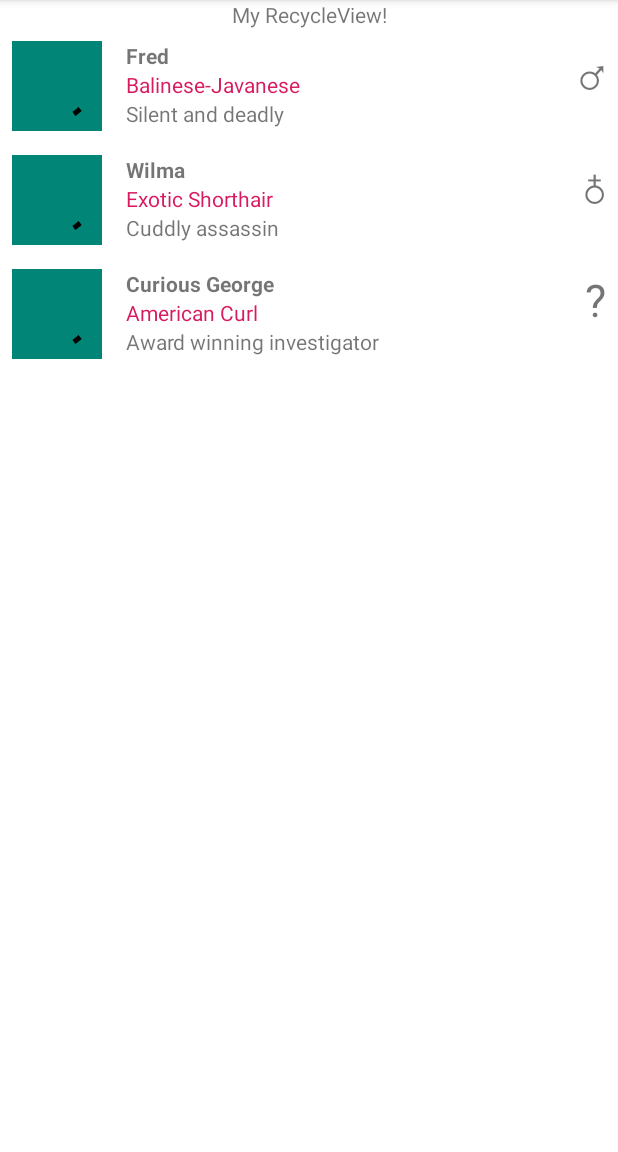
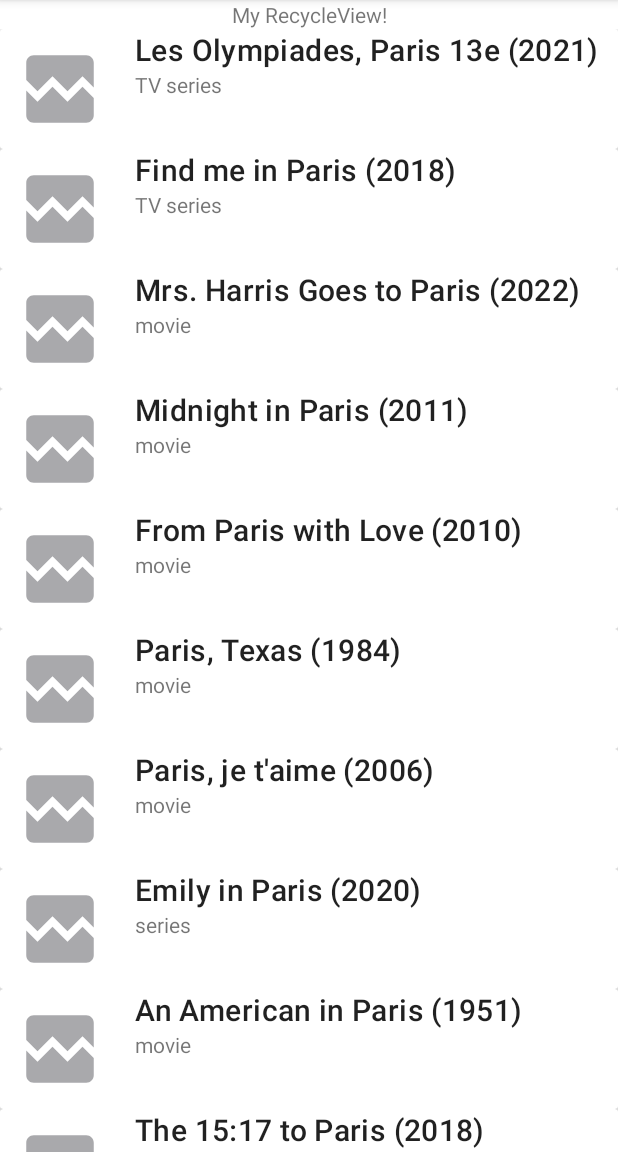
Before and after one commit to pjfmast/jdm-les-8-recycler-view, an Android app: the screen it shows after launch (MainActivity), on a phone screen of 412 x 824 dp, the part 84-1236 px from its top. Run offline under Robolectric (Android 15) with nearby library versions, the phone set to English and light mode, and no system bars; pictures from the network do not load.

Commit message:
solution of workshop jdm workshop recyclerview added moviedata, MovieAdapter.kt and MovieUiModel.kt added CoilImageLoader.kt implementation of interface ImageLoader.kt

```diff
--- a/app/build.gradle
+++ b/app/build.gradle
@@ -43,11 +43,13 @@ dependencies {
     implementation 'com.google.android.material:material:1.7.0'
     implementation 'androidx.constraintlayout:constraintlayout:2.1.4'
     testImplementation 'junit:junit:4.13.2'
-    androidTestImplementation 'androidx.test.ext:junit:1.1.3'
-    androidTestImplementation 'androidx.test.espresso:espresso-core:3.4.0'
+    androidTestImplementation 'androidx.test.ext:junit:1.1.4'
+    androidTestImplementation 'androidx.test.espresso:espresso-core:3.5.0'
 
     // project dependencies
     implementation 'com.github.bumptech.glide:glide:4.12.0'
     annotationProcessor 'com.github.bumptech.glide:compiler:4.12.0'
     implementation "androidx.swiperefreshlayout:swiperefreshlayout:1.1.0"
+    implementation("io.coil-kt:coil:1.4.0")
+
 }
--- a/app/src/main/java/avd/jdm/les2recyclerview/MainActivity.kt
+++ b/app/src/main/java/avd/jdm/les2recyclerview/MainActivity.kt
@@ -5,9 +5,11 @@ import android.os.Bundle
 import androidx.recyclerview.widget.LinearLayoutManager
 import avd.jdm.les2recyclerview.adapter.CatsAdapter
 import avd.jdm.les2recyclerview.adapter.EmployeesAdapter
+import avd.jdm.les2recyclerview.adapter.MovieAdapter
 import avd.jdm.les2recyclerview.data.TestDatasources
 import avd.jdm.les2recyclerview.databinding.ActivityMainBinding
-import avd.jdm.les2recyclerview.ui.GlideImageLoader
+import avd.jdm.les2recyclerview.util.CoilImageLoader
+import avd.jdm.les2recyclerview.util.GlideImageLoader
 
 class MainActivity : AppCompatActivity() {
     private lateinit var binding: ActivityMainBinding
@@ -24,6 +26,9 @@ class MainActivity : AppCompatActivity() {
         CatsAdapter(GlideImageLoader(this))
     }
 
+    private val movieAdapter by lazy {
+        MovieAdapter(CoilImageLoader(this))
+    }
 
     override fun onCreate(savedInstanceState: Bundle?) {
         super.onCreate(savedInstanceState)
@@ -33,15 +38,14 @@ class MainActivity : AppCompatActivity() {
         // todo - configure the RecyclerView:
         val recyclerView = binding.mainRecyclerView
 //        recyclerView.adapter = employeesAdapter
-        recyclerView.adapter = catsAdapter
+//        recyclerView.adapter = catsAdapter
+        recyclerView.adapter = movieAdapter
+
         recyclerView.layoutManager = LinearLayoutManager(this, LinearLayoutManager.VERTICAL, false)
 
-        employeesAdapter.setData(
-            TestDatasources().loadEmployees()
-        )
-        catsAdapter.setData((
-                TestDatasources().loadCats()
-                ))
+        employeesAdapter.setData(TestDatasources().loadEmployees())
+        catsAdapter.setData(TestDatasources().loadCats())
+        movieAdapter.setData(TestDatasources().loadMovies())
 
     }
 }
--- a/app/src/main/java/avd/jdm/les2recyclerview/adapter/CatsAdapter.kt
+++ b/app/src/main/java/avd/jdm/les2recyclerview/adapter/CatsAdapter.kt
@@ -6,7 +6,7 @@ import androidx.recyclerview.widget.RecyclerView
 import avd.jdm.les2recyclerview.databinding.ItemCatBinding
 import avd.jdm.les2recyclerview.model.CatUiModel
 import avd.jdm.les2recyclerview.ui.CatViewHolder
-import avd.jdm.les2recyclerview.ui.ImageLoader
+import avd.jdm.les2recyclerview.util.ImageLoader
 
 
 class CatsAdapter(
--- a/app/src/main/java/avd/jdm/les2recyclerview/adapter/EmployeesAdapter.kt
+++ b/app/src/main/java/avd/jdm/les2recyclerview/adapter/EmployeesAdapter.kt
@@ -6,7 +6,7 @@ import androidx.recyclerview.widget.RecyclerView
 import avd.jdm.les2recyclerview.databinding.ItemEmployeeBinding
 import avd.jdm.les2recyclerview.model.EmployeeUiModel
 import avd.jdm.les2recyclerview.ui.EmployeeViewHolder
-import avd.jdm.les2recyclerview.ui.ImageLoader
+import avd.jdm.les2recyclerview.util.ImageLoader
 
 class EmployeesAdapter(
     private val imageLoader: ImageLoader
--- /dev/null
+++ b/app/src/main/java/avd/jdm/les2recyclerview/adapter/MovieAdapter.kt
@@ -0,0 +1,62 @@
+package avd.jdm.les2recyclerview.adapter
+
+import android.util.Log
+import android.view.LayoutInflater
+import android.view.View
+import android.view.ViewGroup
+import androidx.recyclerview.widget.RecyclerView
+import avd.jdm.les2recyclerview.databinding.ItemMovieBinding
+import avd.jdm.les2recyclerview.model.MovieUiModel
+import avd.jdm.les2recyclerview.util.ImageLoader
+
+class MovieAdapter(
+    private val imageLoader: ImageLoader
+) : RecyclerView.Adapter<MovieAdapter.MovieViewHolder>() {
+    lateinit var itemMovieBinding: ItemMovieBinding
+
+    companion object {
+        private val TAG = MovieAdapter::class.qualifiedName
+        private var onCreateNr = 0
+        private var onBindNr = 0
+    }
+
+    inner class MovieViewHolder(container: View) : RecyclerView.ViewHolder(container) {
+        private val movieTitle = itemMovieBinding.itemMovieTitle
+        private val movieType = itemMovieBinding.itemMovieType
+        private val moviePoster = itemMovieBinding.itemMovieImage
+
+        // bindData is called whenever new data is bound
+        fun bindData(movieData: MovieUiModel) {
+            movieTitle.text = "${movieData.title} (${movieData.year})"
+            movieType.text = movieData.type
+            imageLoader.loadImage(movieData.poster, moviePoster)
+        }
+
+    }
+
+    private val movieData = mutableListOf<MovieUiModel>()
+
+    fun setData(movieData: List<MovieUiModel>) {
+        this.movieData.clear()
+        this.movieData.addAll(movieData)
+        notifyDataSetChanged()
+    }
+
+    override fun onCreateViewHolder(parent: ViewGroup, viewType: Int): MovieViewHolder {
+        Log.i(TAG, "onCreateViewHolder: called ${++onCreateNr}")
+        itemMovieBinding = ItemMovieBinding.inflate(
+            LayoutInflater.from(parent.context),
+            parent,
+            false
+        )
+        return MovieViewHolder(itemMovieBinding.root)
+    }
+
+    override fun onBindViewHolder(holder: MovieViewHolder, position: Int) {
+        Log.i(TAG, "onBindViewHolder: called ${++onBindNr}")
+
+        holder.bindData(movieData[position])
+    }
+
+    override fun getItemCount(): Int = movieData.size
+}
--- a/app/src/main/java/avd/jdm/les2recyclerview/data/TestDatasources.kt
+++ b/app/src/main/java/avd/jdm/les2recyclerview/data/TestDatasources.kt
@@ -54,4 +54,175 @@ class TestDatasources {
             )
         )
     }
+    fun loadMovies(): List<MovieUiModel> {
+        return listOf(
+            MovieUiModel(
+                "Les Olympiades, Paris 13e",
+                2021,
+                "tt7150060",
+                "TV series",
+                "https://m.media-amazon.com/images/I/51emksO0KXL._AC_.jpg"
+            ),MovieUiModel(
+                "Find me in Paris",
+                2018,
+                "tt7150060",
+                "TV series",
+                "https://m.media-amazon.com/images/I/81loQXu0WeL._AC_SY741_.jpg"
+            ),
+            MovieUiModel(
+                "Mrs. Harris Goes to Paris",
+                2022,
+                "tt5151570",
+                "movie",
+                "https://m.media-amazon.com/images/I/71NBkEHEAvL.__AC_SX300_SY300_QL70_ML2_.jpg"
+            ),
+            MovieUiModel(
+                "Midnight in Paris",
+                2011,
+                "tt1605783",
+                "movie",
+                "https://m.media-amazon.com/images/M/MV5BMTM4NjY1MDQwMl5BMl5BanBnXkFtZTcwNTI3Njg3NA@@._V1_SX300.jpg"
+            ),
+            MovieUiModel(
+                "From Paris with Love",
+                2010,
+                "tt1179034",
+                "movie",
+                "https://m.media-amazon.com/images/M/MV5BODAwMDFjNjktMWY2Mi00MmVhLWI0MjYtNzg4OTI0NzA5YzBjXkEyXkFqcGdeQXVyNTIzOTk5ODM@._V1_SX300.jpg"
+            ),
+            MovieUiModel(
+                "Paris, Texas",
+                1984,
+                "tt0087884",
+                "movie",
+                "https://m.media-amazon.com/images/M/MV5BM2RjMmU3ZWItYzBlMy00ZmJkLWE5YzgtNTVkODdhOWM3NGZhXkEyXkFqcGdeQXVyNDA5Mjg5MjA@._V1_SX300.jpg"
+            ),
+            MovieUiModel(
+                "Paris, je t'aime",
+                2006,
+                "tt0401711",
+                "movie",
+                "https://m.media-amazon.com/images/M/MV5BMTc1MDgwNDE4MF5BMl5BanBnXkFtZTcwMTQzMzc0MQ@@._V1_SX300.jpg"
+            ),
+            MovieUiModel(
+                "Emily in Paris",
+                2020,
+                "tt8962124",
+                "series",
+                "https://m.media-amazon.com/images/M/MV5BYTFjZjQzZDgtOWEyNy00YmY1LTgyYjQtMTBlODUxZTBiZWRkXkEyXkFqcGdeQXVyMTkxNjUyNQ@@._V1_SX300.jpg"
+            ),
+            MovieUiModel(
+                "An American in Paris",
+                1951,
+                "tt0043278",
+                "movie",
+                "https://m.media-amazon.com/images/M/MV5BMzFkNGM0YTUtZjY5Ny00NzBkLWE1NTAtYzUxNjUyZmJlODMwL2ltYWdlL2ltYWdlXkEyXkFqcGdeQXVyNjc1NTYyMjg@._V1_SX300.jpg"
+            ),
+            MovieUiModel(
+                "The 15:17 to Paris",
+                2018,
+                "tt6802308",
+                "movie",
+                "https://m.media-amazon.com/images/M/MV5BMTY0NjUzNjYwOV5BMl5BanBnXkFtZTgwMzY1MDM0NDM@._V1_SX300.jpg"
+            ),
+            MovieUiModel(
+                "2 Days in Paris",
+                2007,
+                "tt0841044",
+                "movie",
+                "https://m.media-amazon.com/images/M/MV5BMjAyNTY3NTcyOF5BMl5BanBnXkFtZTcwMTcyMjM1MQ@@._V1_SX300.jpg"
+            ),
+            MovieUiModel(
+                "Un monstre à Paris",
+                2001,
+                "tt0961097",
+                "movie",
+                "https://m.media-amazon.com/images/M/MV5BMTgxNTg3MTE1NF5BMl5BanBnXkFtZTcwODI4NzgzNw@@._V1_SX300.jpg"
+            ),
+            MovieUiModel(
+                "An American Werewolf in Paris",
+                1997,
+                "tt0118604",
+                "movie",
+                "https://m.media-amazon.com/images/I/51fBtD9oP7L._AC_.jpg"
+            ),      MovieUiModel(
+                "Midnight in Paris",
+                2011,
+                "tt1605783",
+                "movie",
+                "https://m.media-amazon.com/images/M/MV5BMTM4NjY1MDQwMl5BMl5BanBnXkFtZTcwNTI3Njg3NA@@._V1_SX300.jpg"
+            ),
+            MovieUiModel(
+                "From Paris with Love",
+                2010,
+                "tt1179034",
+                "movie",
+                "https://m.media-amazon.com/images/M/MV5BODAwMDFjNjktMWY2Mi00MmVhLWI0MjYtNzg4OTI0NzA5YzBjXkEyXkFqcGdeQXVyNTIzOTk5ODM@._V1_SX300.jpg"
+            ),
+            MovieUiModel(
+                "Paris, Texas",
+                1984,
+                "tt0087884",
+                "movie",
+                "https://m.media-amazon.com/images/M/MV5BM2RjMmU3ZWItYzBlMy00ZmJkLWE5YzgtNTVkODdhOWM3NGZhXkEyXkFqcGdeQXVyNDA5Mjg5MjA@._V1_SX300.jpg"
+            ),
+            MovieUiModel(
+                "Paris, je t'aime",
+                2006,
+                "tt0401711",
+                "movie",
+                "https://m.media-amazon.com/images/M/MV5BMTc1MDgwNDE4MF5BMl5BanBnXkFtZTcwMTQzMzc0MQ@@._V1_SX300.jpg"
+            ),
+            MovieUiModel(
+                "Emily in Paris",
+                2020,
+                "tt8962124",
+                "series",
+                "https://m.media-amazon.com/images/M/MV5BYTFjZjQzZDgtOWEyNy00YmY1LTgyYjQtMTBlODUxZTBiZWRkXkEyXkFqcGdeQXVyMTkxNjUyNQ@@._V1_SX300.jpg"
+            ),
+            MovieUiModel(
+                "An American in Paris2",
+                1951,
+                "tt0043278",
+                "movie",
+                "https://m.media-amazon.com/images/M/MV5BMzFkNGM0YTUtZjY5Ny00NzBkLWE1NTAtYzUxNjUyZmJlODMwL2ltYWdlL2ltYWdlXkEyXkFqcGdeQXVyNjc1NTYyMjg@._V1_SX300.jpg"
+            ),
+            MovieUiModel(
+                "The 15:17 to Paris2",
+                2018,
+                "tt6802308",
+                "movie",
+                "https://m.media-amazon.com/images/M/MV5BMTY0NjUzNjYwOV5BMl5BanBnXkFtZTgwMzY1MDM0NDM@._V1_SX300.jpg"
+            ),
+            MovieUiModel(
+                "2 Days in Paris2",
+                2007,
+                "tt0841044",
+                "movie",
+                "https://m.media-amazon.com/images/M/MV5BMjAyNTY3NTcyOF5BMl5BanBnXkFtZTcwMTcyMjM1MQ@@._V1_SX300.jpg"
+            ),
+            MovieUiModel(
+                "Un monstre à Paris2",
+                2001,
+                "tt0961097",
+                "movie",
+                "https://m.media-amazon.com/images/M/MV5BMTgxNTg3MTE1NF5BMl5BanBnXkFtZTcwODI4NzgzNw@@._V1_SX300.jpg"
+            ),
+            MovieUiModel(
+                "An American Werewolf in Paris2",
+                1997,
+                "tt0118604",
+                "movie",
+                "https://m.media-amazon.com/images/M/MV5BOGU0ZmE5NzUtYWY0Yi00NDZjLWI4Y2UtZDdkNDFjMmNkM2MxXkEyXkFqcGdeQXVyMTQxNzMzNDI@._V1_SX300.jpg"
+            ),
+            MovieUiModel(
+                "Not found movie of Paris",
+                2099,
+                "ttxyz",
+                "movie",
+                "https://notaparismovie/images/noimage"
+            ),
+
+            )
+    }
 }
--- /dev/null
+++ b/app/src/main/java/avd/jdm/les2recyclerview/model/MovieUiModel.kt
@@ -0,0 +1,9 @@
+package avd.jdm.les2recyclerview.model
+
+data class MovieUiModel(
+    val title: String,
+    val year: Int,
+    val imdbID: String,
+    val type: String,
+    val poster: String
+)
--- a/app/src/main/java/avd/jdm/les2recyclerview/ui/CatViewHolder.kt
+++ b/app/src/main/java/avd/jdm/les2recyclerview/ui/CatViewHolder.kt
@@ -6,6 +6,7 @@ import avd.jdm.les2recyclerview.databinding.ItemCatBinding
 import avd.jdm.les2recyclerview.model.CatBreed
 import avd.jdm.les2recyclerview.model.CatUiModel
 import avd.jdm.les2recyclerview.model.Gender
+import avd.jdm.les2recyclerview.util.ImageLoader
 
 private val FEMALE_SYMBOL by lazy {
     HtmlCompat.fromHtml("&#9793;", HtmlCompat.FROM_HTML_MODE_LEGACY)
--- a/app/src/main/java/avd/jdm/les2recyclerview/ui/EmployeeViewHolder.kt
+++ b/app/src/main/java/avd/jdm/les2recyclerview/ui/EmployeeViewHolder.kt
@@ -1,15 +1,14 @@
 package avd.jdm.les2recyclerview.ui
 
-import android.view.View
 import android.widget.ImageView
 import android.widget.TextView
 import androidx.core.text.HtmlCompat
 import androidx.recyclerview.widget.RecyclerView
-import avd.jdm.les2recyclerview.R
 import avd.jdm.les2recyclerview.databinding.ItemEmployeeBinding
 import avd.jdm.les2recyclerview.model.EmployeeRole
 import avd.jdm.les2recyclerview.model.EmployeeUiModel
 import avd.jdm.les2recyclerview.model.Gender
+import avd.jdm.les2recyclerview.util.ImageLoader
 
 
 private val FEMALE_SYMBOL by lazy {
--- /dev/null
+++ b/app/src/main/java/avd/jdm/les2recyclerview/util/CoilImageLoader.kt
@@ -0,0 +1,21 @@
+package avd.jdm.les2recyclerview.util
+
+import android.content.Context
+import android.widget.ImageView
+import androidx.swiperefreshlayout.widget.CircularProgressDrawable
+import avd.jdm.les2recyclerview.R
+import coil.load
+class CoilImageLoader (private val context: Context): ImageLoader {
+    override fun loadImage(imageUrl: String, imageView: ImageView) {
+        val circularProgressDrawable = CircularProgressDrawable(context)
+        circularProgressDrawable.strokeWidth = 5f
+        circularProgressDrawable.centerRadius = 30f
+        circularProgressDrawable.start()
+
+        imageView.load(imageUrl) {
+            crossfade(true)
+            placeholder(circularProgressDrawable)
+            error(R.drawable.ic_broken_image)
+        }
+    }
+}
--- a/app/src/main/java/avd/jdm/les2recyclerview/ui/GlideImageLoader.kt
+++ b/app/src/main/java/avd/jdm/les2recyclerview/util/GlideImageLoader.kt
@@ -1,4 +1,4 @@
-package avd.jdm.les2recyclerview.ui
+package avd.jdm.les2recyclerview.util
 
 import android.content.Context
 import android.widget.ImageView
--- a/app/src/main/java/avd/jdm/les2recyclerview/ui/ImageLoader.kt
+++ b/app/src/main/java/avd/jdm/les2recyclerview/util/ImageLoader.kt
@@ -1,4 +1,4 @@
-package avd.jdm.les2recyclerview.ui
+package avd.jdm.les2recyclerview.util
 
 import android.widget.ImageView
 
--- /dev/null
+++ b/app/src/main/res/drawable-v24/ic_broken_image.xml
@@ -0,0 +1,27 @@
+<!--
+  ~ Copyright 2019, The Android Open Source Project
+  ~
+  ~ Licensed under the Apache License, Version 2.0 (the "License");
+  ~ you may not use this file except in compliance with the License.
+  ~ You may obtain a copy of the License at
+  ~
+  ~     http://www.apache.org/licenses/LICENSE-2.0
+  ~
+  ~ Unless required by applicable law or agreed to in writing, software
+  ~ distributed under the License is distributed on an "AS IS" BASIS,
+  ~ WITHOUT WARRANTIES OR CONDITIONS OF ANY KIND, either express or implied.
+  ~ See the License for the specific language governing permissions and
+  ~ limitations under the License.
+  ~
+  -->
+
+<vector xmlns:android="http://schemas.android.com/apk/res/android"
+    android:width="24dp"
+    android:height="24dp"
+    android:tint="#A9A9AC"
+    android:viewportWidth="24.0"
+    android:viewportHeight="24.0">
+    <path
+        android:fillColor="#FF000000"
+        android:pathData="M21,5v6.59l-3,-3.01 -4,4.01 -4,-4 -4,4 -3,-3.01L3,5c0,-1.1 0.9,-2 2,-2h14c1.1,0 2,0.9 2,2zM18,11.42l3,3.01L21,19c0,1.1 -0.9,2 -2,2L5,21c-1.1,0 -2,-0.9 -2,-2v-6.58l3,2.99 4,-4 4,4 4,-3.99z" />
+</vector>
--- /dev/null
+++ b/app/src/main/res/layout/item_movie.xml
@@ -0,0 +1,42 @@
+<?xml version="1.0" encoding="utf-8"?>
+<androidx.cardview.widget.CardView xmlns:android="http://schemas.android.com/apk/res/android"
+    xmlns:app="http://schemas.android.com/apk/res-auto"
+    xmlns:tools="http://schemas.android.com/tools"
+    android:layout_width="match_parent"
+    android:layout_height="wrap_content">
+
+    <androidx.constraintlayout.widget.ConstraintLayout
+        android:layout_width="match_parent"
+        android:layout_height="wrap_content">
+
+        <ImageView
+            android:id="@+id/item_movie_image"
+            android:layout_width="80dp"
+            android:layout_height="80dp"
+            android:contentDescription="@string/poster_of_movie"
+            android:padding="10dp"
+            android:scaleType="centerCrop"
+            app:layout_constraintStart_toStartOf="parent"
+            app:layout_constraintTop_toTopOf="parent"
+            tools:scrCompat="@tools:sample/backgrounds/scenic" />
+
+        <TextView
+            android:id="@+id/item_movie_title"
+            android:layout_width="wrap_content"
+            android:layout_height="wrap_content"
+            android:layout_marginStart="10dp"
+            android:textAppearance="?attr/textAppearanceHeadline6"
+            tools:text="Midnight in Paris"
+            app:layout_constraintStart_toEndOf="@id/item_movie_image"
+            app:layout_constraintTop_toTopOf="@id/item_movie_image"
+            />
+        <TextView
+            android:id="@+id/item_movie_type"
+            android:layout_width="wrap_content"
+            android:layout_height="wrap_content"
+            app:layout_constraintStart_toStartOf="@id/item_movie_title"
+            app:layout_constraintTop_toBottomOf="@id/item_movie_title"
+            tools:text="movie"
+            />
+    </androidx.constraintlayout.widget.ConstraintLayout>
+</androidx.cardview.widget.CardView>
--- a/app/src/main/res/values/strings.xml
+++ b/app/src/main/res/values/strings.xml
@@ -3,4 +3,7 @@
     <string name="item_employee_photo">item employee photo</string>
     <string name="item_cat_photo">item cat photo</string>
     <string name="my_recycleview">My RecycleView!</string>
+
+    <string name="poster_of_movie">poster of movie</string>
+
 </resources>
```
